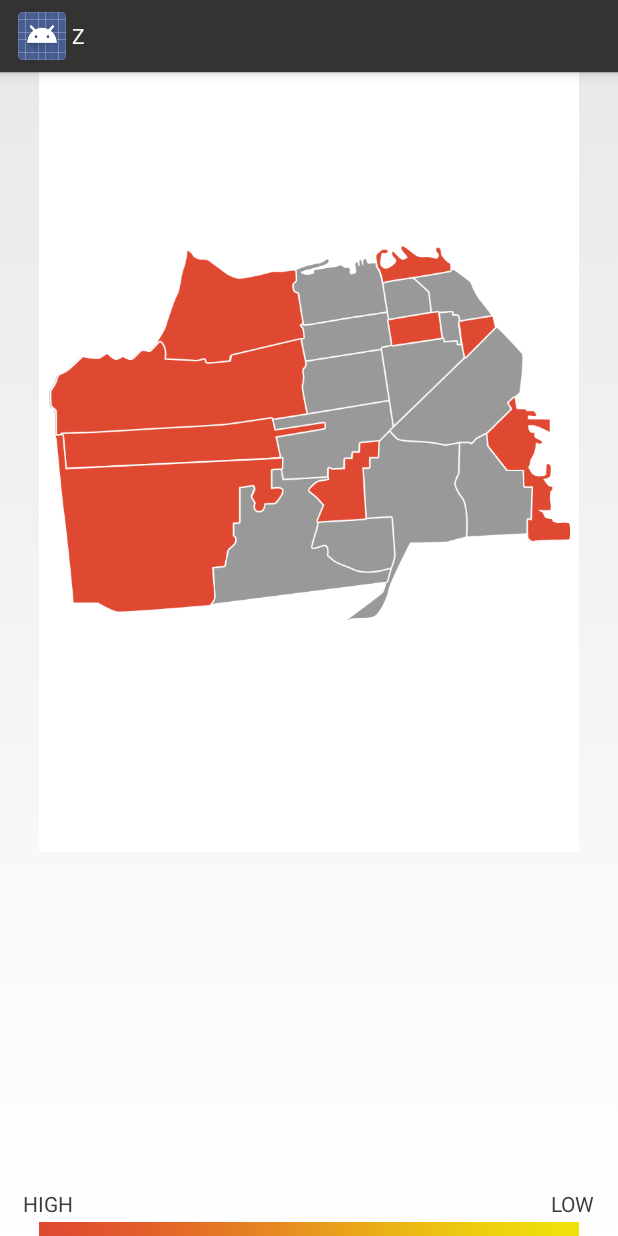
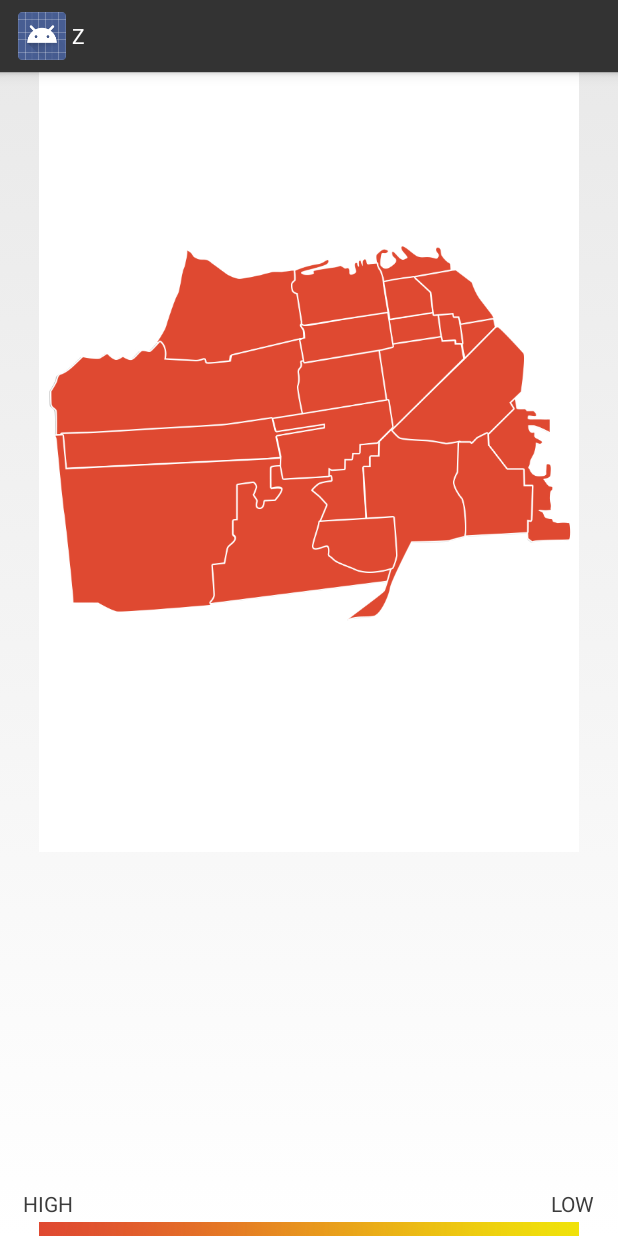
Before and after one commit to ashash3/zombies, an Android app: the fragment CurrentOutbreakTab shown on its own in the app's theme, on a phone screen of 412 x 824 dp. Run offline under Robolectric (Android 15) with nearby library versions, the phone set to English and light mode, and no system bars; 1 statement that could not run was skipped.

Commit message:
Adding remaining red districts

```diff
--- a/app/src/main/res/layout/current_outbreak_map.xml
+++ b/app/src/main/res/layout/current_outbreak_map.xml
@@ -83,6 +83,97 @@
             android:layout_marginTop="159dip"
             android:layout_marginLeft="232dip"
             android:background="@drawable/nob_hill_red"/>
+        <View
+            android:id="@+id/soma"
+            android:layout_width="91dip"
+            android:layout_height="80dip"
+            android:layout_marginTop="169dip"
+            android:layout_marginLeft="233dip"
+            android:background="@drawable/soma_red"/>
+        <View
+            android:id="@+id/western_addition"
+            android:layout_width="62dip"
+            android:layout_height="45dip"
+            android:layout_marginTop="184dip"
+            android:layout_marginLeft="172dip"
+            android:background="@drawable/western_addition_red"/>
+        <View
+            android:id="@+id/chinatown"
+            android:layout_width="18dip"
+            android:layout_height="24dip"
+            android:layout_marginTop="158dip"
+            android:layout_marginLeft="265dip"
+            android:background="@drawable/chinatown_red"/>
+        <View
+            android:id="@+id/tenderloin"
+            android:layout_width="58dip"
+            android:layout_height="63dip"
+            android:layout_marginTop="176dip"
+            android:layout_marginLeft="226dip"
+            android:background="@drawable/tenderloin_red"/>
+        <View
+            android:id="@+id/twin_peaks"
+            android:layout_width="123dip"
+            android:layout_height="93dip"
+            android:layout_marginTop="262dip"
+            android:layout_marginLeft="113dip"
+            android:background="@drawable/twin_peaks_red"/>
+        <View
+            android:id="@+id/mission"
+            android:layout_width="81dip"
+            android:layout_height="128dip"
+            android:layout_marginTop="238dip"
+            android:layout_marginLeft="205dip"
+            android:background="@drawable/mission_red"/>
+        <View
+            android:id="@+id/noe_valley"
+            android:layout_width="57dip"
+            android:layout_height="38dip"
+            android:layout_marginTop="296dip"
+            android:layout_marginLeft="182dip"
+            android:background="@drawable/noe_valley_red"/>
+        <View
+            android:id="@+id/portero"
+            android:layout_width="54dip"
+            android:layout_height="70dip"
+            android:layout_marginTop="240dip"
+            android:layout_marginLeft="276dip"
+            android:background="@drawable/portrero_hill_red"/>
+        <View
+            android:id="@+id/haight"
+            android:layout_width="81dip"
+            android:layout_height="54dip"
+            android:layout_marginTop="218dip"
+            android:layout_marginLeft="155dip"
+            android:background="@drawable/haight_red"/>
+        <View
+            android:id="@+id/pacific_heights"
+            android:layout_width="63dip"
+            android:layout_height="35dip"
+            android:layout_marginTop="159dip"
+            android:layout_marginLeft="173dip"
+            android:background="@drawable/pacific_heights_red"/>
+        <View
+            android:id="@+id/marina"
+            android:layout_width="65dip"
+            android:layout_height="45dip"
+            android:layout_marginTop="124dip"
+            android:layout_marginLeft="168dip"
+            android:background="@drawable/marina_red"/>
+        <View
+            android:id="@+id/russian_hill"
+            android:layout_width="34dip"
+            android:layout_height="29dip"
+            android:layout_marginTop="136dip"
+            android:layout_marginLeft="229dip"
+            android:background="@drawable/russian_hill_red"/>
+        <View
+            android:id="@+id/north_beach"
+            android:layout_width="54dip"
+            android:layout_height="37dip"
+            android:layout_marginTop="131dip"
+            android:layout_marginLeft="250dip"
+            android:background="@drawable/north_beach_red"/>
     </RelativeLayout>
     <RelativeLayout
         android:id="@+id/click_listeners"
```
Also changed, not shown: app/src/main/res/drawable-hdpi/ic_launcher.png (deleted), app/src/main/res/drawable-mdpi/ic_launcher.png (deleted), app/src/main/res/drawable-xhdpi/chinatown_red.png (added), app/src/main/res/drawable-xhdpi/haight_red.png (added), app/src/main/res/drawable-xhdpi/ic_launcher.png (deleted), app/src/main/res/drawable-xhdpi/marina_red.png (added), app/src/main/res/drawable-xhdpi/mission_red.png (added), app/src/main/res/drawable-xhdpi/noe_valley_red.png (added), app/src/main/res/drawable-xhdpi/north_beach_red.png (added), app/src/main/res/drawable-xhdpi/pacific_heights_red.png (added), app/src/main/res/drawable-xhdpi/portrero_hill_red.png (added), app/src/main/res/drawable-xhdpi/russian_hill_red.png (added), app/src/main/res/drawable-xhdpi/soma_red.png (added), app/src/main/res/drawable-xhdpi/tenderloin_red.png (added), 3 more files.
